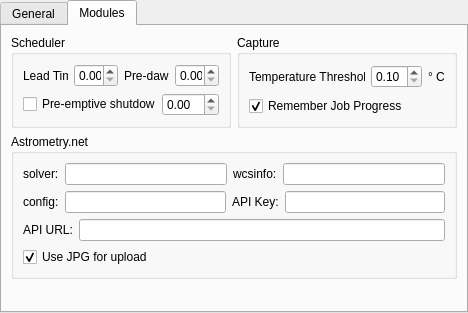
Above: kstars/ekos/opsekos.ui from KDE/kstars before the change. Below: the same form after it.
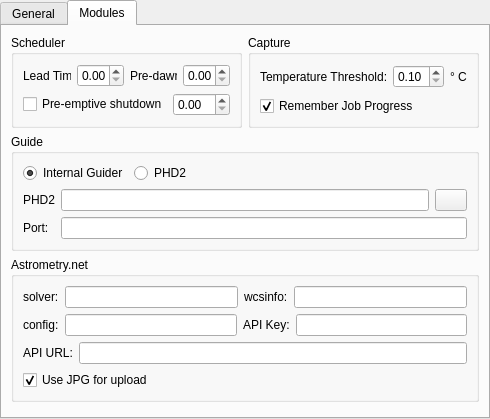
That is the form after the change. The open tabs and pages were chosen to show the change.

Diff of the .ui file:
```diff
--- a/kstars/ekos/opsekos.ui
+++ b/kstars/ekos/opsekos.ui
@@ -6,8 +6,8 @@
    <rect>
     <x>0</x>
     <y>0</y>
-    <width>468</width>
-    <height>313</height>
+    <width>490</width>
+    <height>419</height>
    </rect>
   </property>
   <property name="windowTitle">
@@ -295,7 +295,7 @@
    <attribute name="title">
     <string>Modules</string>
    </attribute>
-   <layout class="QVBoxLayout" name="verticalLayout_7">
+   <layout class="QVBoxLayout" name="verticalLayout_8">
     <item>
      <layout class="QHBoxLayout" name="horizontalLayout_9">
       <item>
@@ -436,6 +436,115 @@
       </item>
      </layout>
     </item>
+    <item>
+     <widget class="QGroupBox" name="groupBox_7">
+      <property name="title">
+       <string>Guide</string>
+      </property>
+      <layout class="QVBoxLayout" name="verticalLayout_7">
+       <item>
+        <layout class="QHBoxLayout" name="horizontalLayout_10">
+         <item>
+          <widget class="QRadioButton" name="kcfg_UseEkosGuider">
+           <property name="toolTip">
+            <string>Use Ekos Native Guider.</string>
+           </property>
+           <property name="text">
+            <string>Internal Guider</string>
+           </property>
+           <property name="checked">
+            <bool>true</bool>
+           </property>
+           <attribute name="buttonGroup">
+            <string notr="true">buttonGroup</string>
+           </attribute>
+          </widget>
+         </item>
+         <item>
+          <widget class="QRadioButton" name="kcfg_UsePHD2Guider">
+           <property name="toolTip">
+            <string>Use External PHD2 Guider. Limited functionality.</string>
+           </property>
+           <property name="text">
+            <string>PHD2</string>
+           </property>
+           <property name="checked">
+            <bool>false</bool>
+           </property>
+           <attribute name="buttonGroup">
+            <string notr="true">buttonGroup</string>
+           </attribute>
+          </widget>
+         </item>
+         <item>
+          <spacer name="horizontalSpacer_2">
+           <property name="orientation">
+            <enum>Qt::Horizontal</enum>
+           </property>
+           <property name="sizeHint" stdset="0">
+            <size>
+             <width>40</width>
+             <height>20</height>
+            </size>
+           </property>
+          </spacer>
+         </item>
+        </layout>
+       </item>
+       <item>
+        <layout class="QGridLayout" name="gridLayout_3">
+         <item row="0" column="0">
+          <widget class="QLabel" name="label_25">
+           <property name="text">
+            <string>PHD2</string>
+           </property>
+          </widget>
+         </item>
+         <item row="0" column="1">
+          <widget class="QLineEdit" name="kcfg_PHD2Exec">
+           <property name="text">
+            <string/>
+           </property>
+           <property name="readOnly">
+            <bool>false</bool>
+           </property>
+           <property name="clearButtonEnabled">
+            <bool>true</bool>
+           </property>
+          </widget>
+         </item>
+         <item row="0" column="2">
+          <widget class="QPushButton" name="selectPHD2B">
+           <property name="maximumSize">
+            <size>
+             <width>32</width>
+             <height>32</height>
+            </size>
+           </property>
+           <property name="text">
+            <string/>
+           </property>
+          </widget>
+         </item>
+         <item row="1" column="0">
+          <widget class="QLabel" name="label_5">
+           <property name="text">
+            <string>Port:</string>
+           </property>
+          </widget>
+         </item>
+         <item row="1" column="1" colspan="2">
+          <widget class="QLineEdit" name="kcfg_PHD2Port">
+           <property name="text">
+            <string/>
+           </property>
+          </widget>
+         </item>
+        </layout>
+       </item>
+      </layout>
+     </widget>
+    </item>
     <item>
      <widget class="QGroupBox" name="groupBox">
       <property name="title">
```
Left out of the diff: 5 changed lines with no effect on the pictures.
